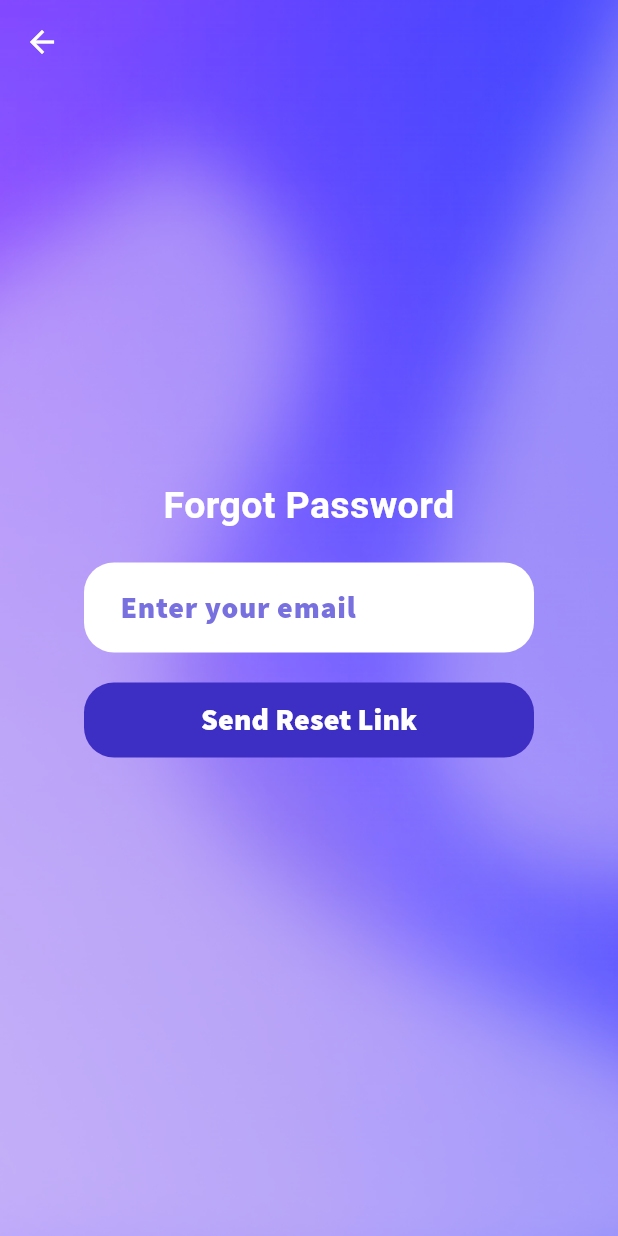
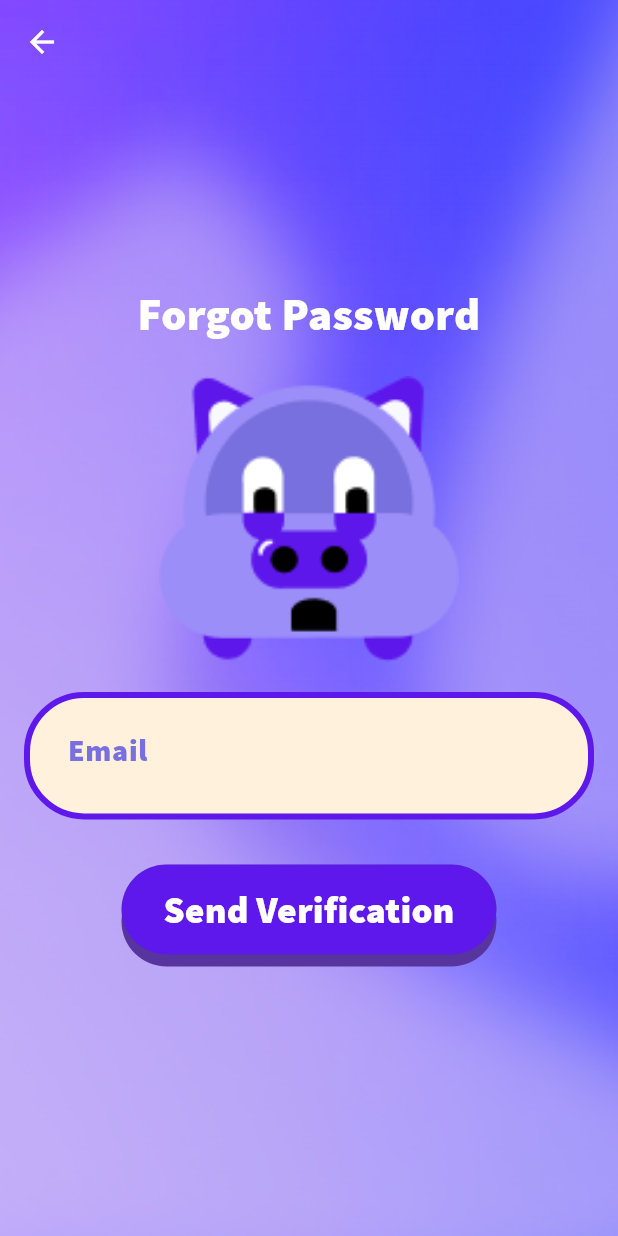
Before and after one commit to Mohamed-Amara/CoinWaFront-KMA-Q125, a Flutter app: the ForgotPasswordPage screen opened directly, on a phone screen of 412 x 824 dp. Run offline on Flutter 3.47's test engine with Material 3 defaults, Android fonts, the phone set to English and light mode, and no system bars; our stand-ins replace animated_text_kit, audioplayers, confetti, dotted_border, flutter_secure_storage, jwt_decoder and 6 more; accounts and stored records are empty; network calls fail; Roboto replaces fonts that are missing (SourceSans); project files that could hold a hidden picture were left out.

Commit message:
redesigned forgot password and login page

```diff
--- a/lib/Login-Logout/Forgot-password.dart
+++ b/lib/Login-Logout/Forgot-password.dart
@@ -112,66 +112,106 @@ class _ForgotPasswordPageState extends State<ForgotPasswordPage> {
                   'Forgot Password',
                   textAlign: TextAlign.center,
                   style: TextStyle(
-                    fontFamily: 'SourceSans',
+                    fontFamily: 'Source',
                     color: Colors.white,
-                    fontSize: 25,
+                    fontSize: 30,
                     fontWeight: FontWeight.bold,
                   ),
                 ),
                 const SizedBox(height: 20),
-                SizedBox(
-                  width: 300,
-                  child: TextField(
+                Image.asset(
+                  'assets/forgotwawa.png',
+                  width: 200,
+                  fit: BoxFit.cover,
+                ),
+                const SizedBox(height: 20),
+                Padding(
+                  padding: const EdgeInsets.only(left: 0, top: 0),
+                  child: Container(
+                    height: 85,
+                    width: 420,
+                    padding: const EdgeInsets.symmetric(
+                        horizontal: 25, vertical: 10),
+                    decoration: BoxDecoration(
+                      color: const Color.fromARGB(255, 255, 241, 219),
+                      border: Border.all(
+                        color: const Color.fromARGB(255, 94, 24, 235),
+                        width: 4.0,
+                      ),
+                      borderRadius: BorderRadius.circular(40),
+                    ),
+                    child: TextFormField(
                       controller: _emailController,
                       style: const TextStyle(
                         fontFamily: 'Source',
                         fontSize: 20,
                         color: Colors.black,
                       ),
-                    decoration: InputDecoration(
-                      hintText: 'Enter your email',
-                      filled: true,
-                      fillColor: Colors.white,
-                      border: OutlineInputBorder(
-                        borderRadius: BorderRadius.circular(20.0),
-                        borderSide: BorderSide.none,
-                      ),
-                      contentPadding: const EdgeInsets.symmetric(
-                          horizontal: 20, vertical: 15),
-                      hintStyle: const TextStyle(
+                      textAlignVertical: TextAlignVertical.center,
+                      decoration: const InputDecoration(
+                        hintText: 'Email',
+                        hintStyle: TextStyle(
                           fontFamily: 'Source',
                           fontSize: 20,
                           color: Color.fromARGB(255, 120, 112, 222),
                         ),
+                        border: InputBorder.none,
+                      ),
+                      keyboardType: TextInputType.emailAddress,
                     ),
                   ),
                 ),
-                const SizedBox(height: 20),
+                const SizedBox(height: 30),
                 if (_isLoading)
                   const CircularProgressIndicator()
                 else
                   Container(
-                    width: 300,
-                    height: 50,
+                    padding:
+                        EdgeInsets.zero, // Remove padding to avoid misalignment
+                    width: 250,
+                    height: 60,
                     decoration: BoxDecoration(
-                      color: const Color.fromARGB(255, 62, 47, 196),
-                      borderRadius: BorderRadius.circular(20.0),
+                      border: Border.all(
+                        color: const Color.fromARGB(45, 72, 51, 166),
+                        width: 1,
                       ),
+                      color: const Color.fromARGB(255, 94, 24, 235),
+                      borderRadius: BorderRadius.circular(30), // Rounded edges
+                      boxShadow: const [
+                        BoxShadow(
+                          color:
+                              Color.fromARGB(255, 88, 53, 158), // Shadow color
+                          offset: Offset(0, 8), // Shadow position
+                          blurRadius: 0, // No blur
+                        ),
+                      ],
+                    ),
+                    child: Center(
+                      // Ensures button content is centered
                       child: ElevatedButton(
                         onPressed: _sendResetLink,
                         style: ElevatedButton.styleFrom(
-                        backgroundColor: Colors.transparent,
-                        shadowColor: Colors.transparent,
+                          minimumSize: const Size(
+                              100, 50), // Adjusted height for better centering
+                          backgroundColor: Colors
+                              .transparent, // Transparent to show background
+                          shadowColor:
+                              Colors.transparent, // Remove default shadow
                           shape: RoundedRectangleBorder(
-                          borderRadius: BorderRadius.circular(20.0),
+                            borderRadius: BorderRadius.circular(30),
                           ),
                         ),
-                      child: const Text(
-                        'Send Reset Link',
+                        child: const Center(
+                          // Ensures text is centered
+                          child: Text(
+                            "Send Verification",
                             style: TextStyle(
                               color: Colors.white,
-                          fontSize: 20.0,
+                              fontSize: 25,
+                              fontWeight: FontWeight.bold,
                               fontFamily: 'Source',
+                            ),
+                          ),
                         ),
                       ),
                     ),
--- a/lib/Login-Logout/login2.dart
+++ b/lib/Login-Logout/login2.dart
@@ -526,7 +526,8 @@ class _LoginPageState extends State<LoginPage> {
                     padding: const EdgeInsets.only(
                         top: 20), // Adjust the margin as needed
                     child: TextButton(
-                      onPressed: _login, // Call _forgotPassword to navigate
+                      onPressed:
+                          _forgotPassword, // Call _forgotPassword to navigate
                       child: const Text(
                         'Forgot Password?',
                         style: TextStyle(
--- a/pubspec.yaml
+++ b/pubspec.yaml
@@ -339,3 +339,4 @@ flutter:
     - assets/trophy_background.png
     - assets/signupwawa.png
     - assets/hello2frame.png
+    - assets/forgotwawa.png
```
Also changed, not shown: lib/Login-Logout/Hello2.dart (+40 -8 lines), assets/forgotwawa.png (added). Lines whose indentation alone changed are shown as unchanged.
